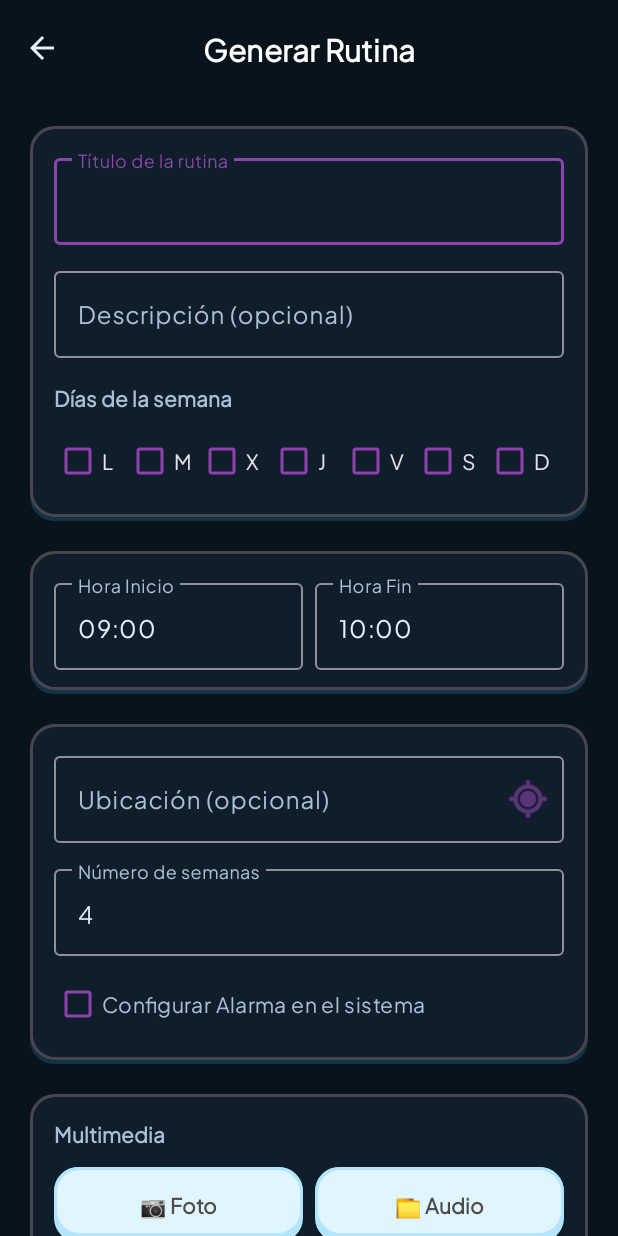
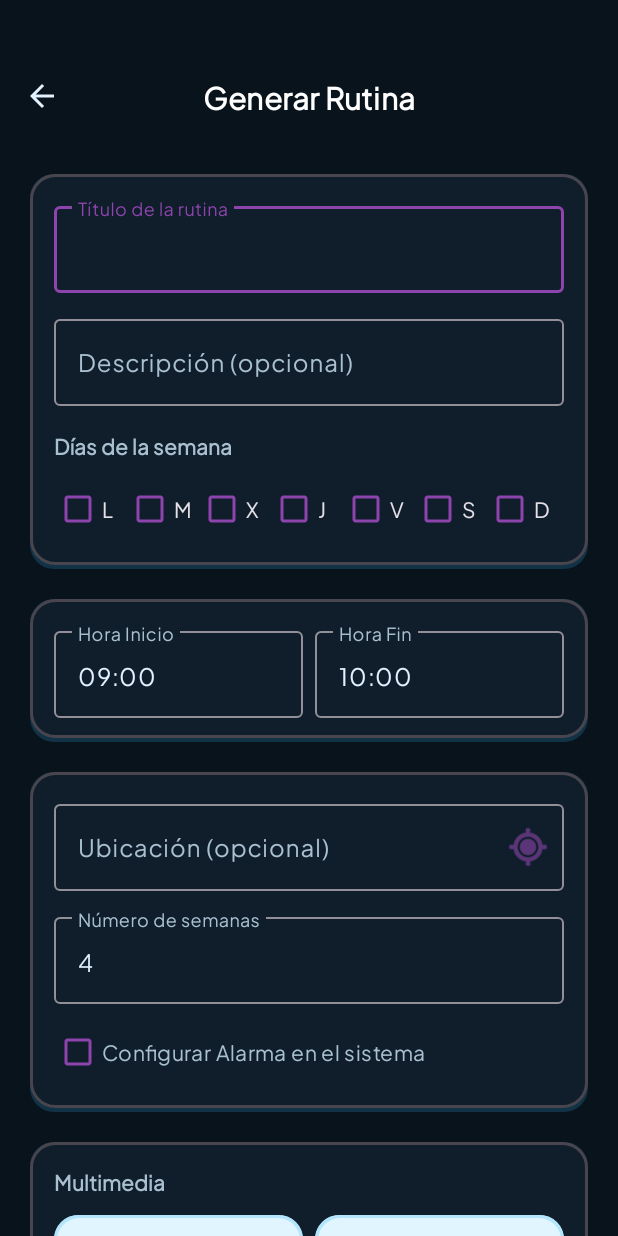
Before and after one commit to Rabenn/DiaCero, an Android app: the fragment GeneradorRutinasFragment shown on its own in the app's theme, on a phone screen of 412 x 824 dp. Run offline under Robolectric (Android 15) with nearby library versions, the phone set to English and light mode, and no system bars.

Commit message:
CHORE: MArgenes aplicados

```diff
--- a/app/src/main/res/layout/activity_ajustes.xml
+++ b/app/src/main/res/layout/activity_ajustes.xml
@@ -12,6 +12,7 @@
         android:layout_width="match_parent"
         android:layout_height="?attr/actionBarSize"
         android:background="?attr/android:windowBackground"
+        android:layout_marginTop="32dp"
         app:titleCentered="true"
         app:title="@string/ajustes"
         app:titleTextAppearance="@style/DuoCalendarNumbers"
@@ -23,7 +24,7 @@
         android:layout_width="match_parent"
         android:layout_height="0dp"
         android:clipToPadding="false"
-        android:paddingBottom="32dp"
+        android:paddingBottom="64dp"
         app:layout_constraintBottom_toBottomOf="parent"
         app:layout_constraintTop_toBottomOf="@id/toolbarAjustes">
 
--- a/app/src/main/res/layout/activity_detalle_evento.xml
+++ b/app/src/main/res/layout/activity_detalle_evento.xml
@@ -11,6 +11,7 @@
         android:layout_width="match_parent"
         android:layout_height="wrap_content"
         android:background="@android:color/transparent"
+        android:paddingTop="32dp"
         app:elevation="0dp">
 
         <com.google.android.material.appbar.MaterialToolbar
@@ -34,7 +35,9 @@
             android:layout_width="match_parent"
             android:layout_height="wrap_content"
             android:orientation="vertical"
-            android:padding="20dp">
+            android:paddingHorizontal="20dp"
+            android:paddingTop="20dp"
+            android:paddingBottom="64dp">
 
             <LinearLayout
                 android:id="@+id/layoutVisualizacion"
--- a/app/src/main/res/layout/activity_main.xml
+++ b/app/src/main/res/layout/activity_main.xml
@@ -11,7 +11,9 @@
         android:layout_width="match_parent"
         android:layout_height="match_parent"
         android:orientation="vertical"
-        android:padding="32dp">
+        android:paddingHorizontal="32dp"
+        android:paddingTop="64dp"
+        android:paddingBottom="48dp">
 
         <!-- Espacio superior para elevar el logo (0.3 hace que esté más arriba) -->
         <Space
--- a/app/src/main/res/layout/fragment_calendario.xml
+++ b/app/src/main/res/layout/fragment_calendario.xml
@@ -12,7 +12,7 @@
         android:layout_height="match_parent"
         android:orientation="vertical"
         android:paddingHorizontal="16dp"
-        android:paddingTop="48dp">
+        android:paddingTop="64dp"> <!-- Aumentado de 48dp para modo inmersivo -->
 
         <!-- 1. Buscador estilo Duolingo -->
         <FrameLayout
@@ -162,7 +162,7 @@
         android:layout_width="wrap_content"
         android:layout_height="wrap_content"
         android:layout_gravity="bottom|center_horizontal"
-        android:layout_marginBottom="24dp"
+        android:layout_marginBottom="32dp"
         android:contentDescription="@string/ir_a_inicio"
         android:src="@drawable/ic_home"
         app:backgroundTint="@color/brand_blue"
@@ -177,7 +177,7 @@
         android:layout_height="wrap_content"
         android:layout_gravity="bottom|end"
         android:layout_marginEnd="24dp"
-        android:layout_marginBottom="24dp"
+        android:layout_marginBottom="32dp"
         android:contentDescription="@string/a_adir_evento"
         android:src="@android:drawable/ic_input_add"
         app:backgroundTint="@color/brand_purple"
--- a/app/src/main/res/layout/fragment_generador_rutinas.xml
+++ b/app/src/main/res/layout/fragment_generador_rutinas.xml
@@ -11,6 +11,7 @@
         android:layout_width="match_parent"
         android:layout_height="?attr/actionBarSize"
         android:background="?attr/android:windowBackground"
+        android:layout_marginTop="32dp"
         app:title="@string/generar_rutina"
         app:titleCentered="true"
         app:titleTextAppearance="@style/DuoCalendarNumbers"
@@ -20,13 +21,15 @@
     <androidx.core.widget.NestedScrollView
         android:layout_width="match_parent"
         android:layout_height="match_parent"
-        android:layout_marginTop="?attr/actionBarSize">
+        android:layout_marginTop="96dp"> <!-- Ajustado para Toolbar con margen -->
 
         <LinearLayout
             android:layout_width="match_parent"
             android:layout_height="wrap_content"
             android:orientation="vertical"
-            android:padding="20dp">
+            android:paddingHorizontal="20dp"
+            android:paddingTop="20dp"
+            android:paddingBottom="64dp"> <!-- Padding inferior aumentado -->
 
             <LinearLayout
                 android:layout_width="match_parent"
@@ -261,7 +264,7 @@
                 android:layout_width="match_parent"
                 android:layout_height="64dp"
                 android:layout_marginTop="12dp"
-                android:layout_marginBottom="40dp"
+                android:layout_marginBottom="48dp"
                 android:background="@drawable/bg_button_duo_purple"
                 android:text="@string/generar_rutina"
                 android:textAllCaps="false"
--- a/app/src/main/res/layout/fragment_habitos.xml
+++ b/app/src/main/res/layout/fragment_habitos.xml
@@ -4,7 +4,7 @@
     android:layout_width="match_parent"
     android:layout_height="match_parent"
     android:background="?attr/colorSurface"
-    android:paddingTop="48dp">
+    android:paddingTop="64dp"> <!-- Aumentado de 48dp para modo inmersivo -->
 
     <com.google.android.material.appbar.MaterialToolbar
         android:id="@+id/toolbarHabitos"
@@ -36,7 +36,7 @@
         android:layout_width="wrap_content"
         android:layout_height="wrap_content"
         android:layout_marginEnd="16dp"
-        android:layout_marginBottom="16dp"
+        android:layout_marginBottom="32dp"
         android:contentDescription="@string/a_adir_h_bito"
         android:src="@drawable/ic_add"
         app:layout_constraintBottom_toBottomOf="parent"
```
